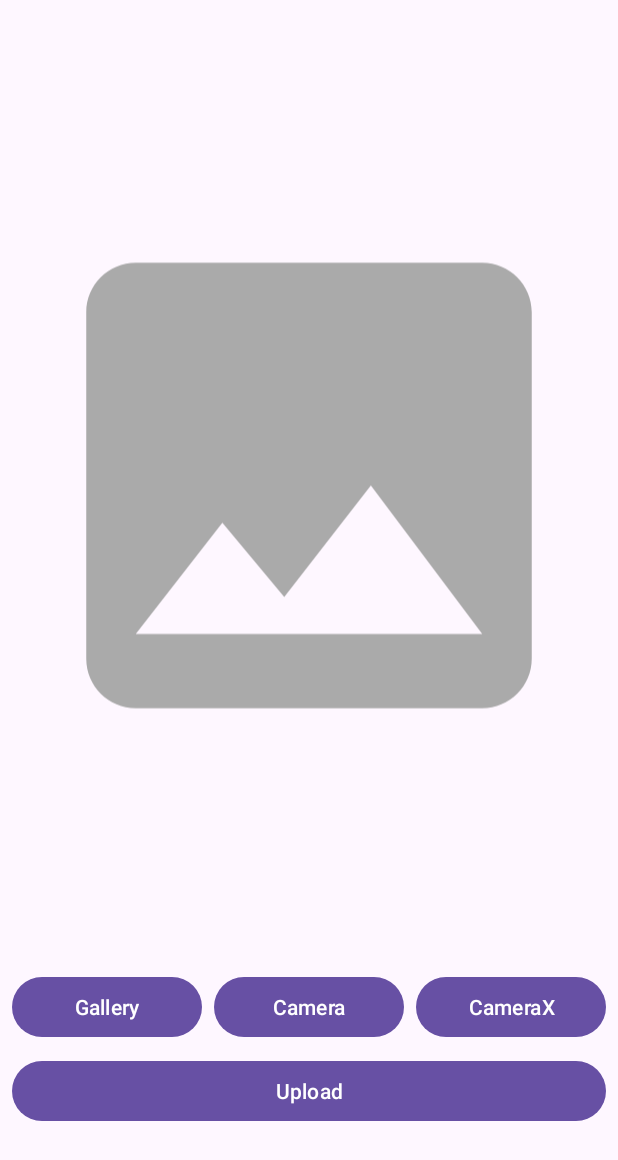
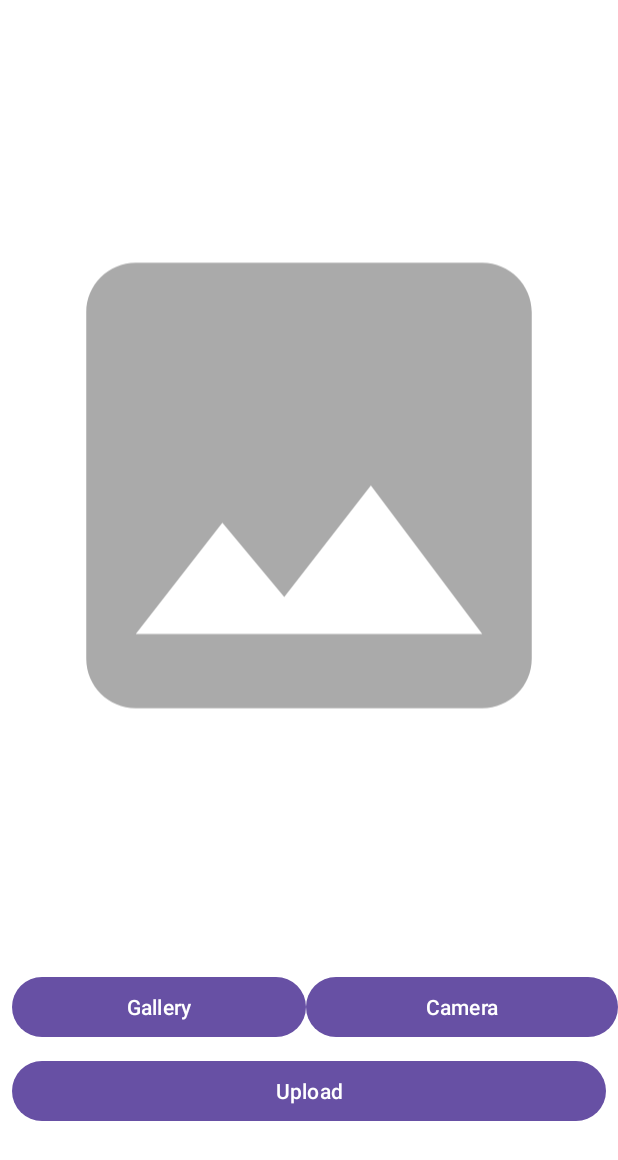
Before and after one commit to DaurYuk/MyDaurYuk, an Android app: the CameraActivity screen opened directly, with no data from a screen before it, on a phone screen of 412 x 824 dp. Shown: the top 1160 px of the screen. Run offline under Robolectric (Android 15) with nearby library versions, the phone set to English and light mode, and no system bars; pictures from the network do not load.

Commit message:
revisi fitur kamera

```diff
--- a/app/src/main/AndroidManifest.xml
+++ b/app/src/main/AndroidManifest.xml
@@ -15,9 +15,9 @@
         android:allowBackup="true"
         android:dataExtractionRules="@xml/data_extraction_rules"
         android:fullBackupContent="@xml/backup_rules"
-        android:icon="@mipmap/ic_launcher"
+        android:icon="@mipmap/dauryuk"
         android:label="@string/app_name"
-        android:roundIcon="@mipmap/ic_launcher_round"
+        android:roundIcon="@mipmap/dauryuk"
         android:supportsRtl="true"
         android:theme="@style/Theme.MyCapstone"
         tools:targetApi="31">
--- a/app/src/main/java/com/example/mycapstone/camera/CameraActivity.kt
+++ b/app/src/main/java/com/example/mycapstone/camera/CameraActivity.kt
@@ -60,7 +60,7 @@ class CameraActivity : AppCompatActivity() {
 
         binding.galleryButton.setOnClickListener { startGallery() }
         binding.cameraButton.setOnClickListener { startCamera() }
-        binding.cameraXButton.setOnClickListener { startCameraX() }
+//        binding.cameraXButton.setOnClickListener { startCameraX() }
         binding.uploadButton.setOnClickListener { uploadImage() }
     }
 
--- a/app/src/main/res/layout/activity_camera.xml
+++ b/app/src/main/res/layout/activity_camera.xml
@@ -4,7 +4,8 @@
     xmlns:tools="http://schemas.android.com/tools"
     android:layout_width="match_parent"
     android:layout_height="match_parent"
-    tools:context="camera.CameraActivity">
+    tools:context="camera.CameraActivity"
+    android:background="@color/white">
 
     <com.google.android.material.progressindicator.LinearProgressIndicator
         android:id="@+id/progressIndicator"
@@ -30,30 +31,19 @@
         app:layout_constraintTop_toTopOf="parent"
         app:srcCompat="@drawable/ic_place_holder" />
 
+
     <Button
         android:id="@+id/cameraButton"
         android:layout_width="0dp"
         android:layout_height="wrap_content"
-        android:layout_marginStart="8dp"
-        android:layout_marginEnd="8dp"
+        android:layout_marginStart="196dp"
         android:layout_marginBottom="8dp"
         android:text="@string/camera"
         app:layout_constraintBottom_toTopOf="@+id/uploadButton"
-        app:layout_constraintEnd_toStartOf="@+id/cameraXButton"
-        app:layout_constraintHorizontal_bias="0.5"
-        app:layout_constraintStart_toEndOf="@+id/galleryButton" />
-
-    <Button
-        android:id="@+id/cameraXButton"
-        android:layout_width="0dp"
-        android:layout_height="wrap_content"
-        android:layout_marginEnd="8dp"
-        android:text="@string/camera_x"
-        app:layout_constraintBottom_toBottomOf="@+id/cameraButton"
         app:layout_constraintEnd_toEndOf="parent"
         app:layout_constraintHorizontal_bias="0.5"
-        app:layout_constraintStart_toEndOf="@+id/cameraButton"
-        app:layout_constraintTop_toTopOf="@+id/cameraButton" />
+        app:layout_constraintStart_toEndOf="@+id/galleryButton"
+        app:layout_constraintStart_toStartOf="@+id/galleryButton" />
 
     <Button
         android:id="@+id/galleryButton"
@@ -67,7 +57,8 @@
         app:layout_constraintEnd_toStartOf="@+id/cameraButton"
         app:layout_constraintHorizontal_bias="0.5"
         app:layout_constraintStart_toStartOf="parent"
-        app:layout_constraintTop_toTopOf="@+id/cameraButton" />
+        app:layout_constraintTop_toTopOf="@+id/cameraButton"
+        app:layout_constraintVertical_bias="0.0" />
 
     <Button
         android:id="@+id/uploadButton"
--- a/app/src/main/res/values/strings.xml
+++ b/app/src/main/res/values/strings.xml
@@ -1,5 +1,5 @@
 <resources>
-    <string name="app_name">MyCapstone</string>
+    <string name="app_name">DaurYuk</string>
     <string name="text_login">Login Account</string>
     <string name="text_register">Register Account</string>
     <string name="email">Email</string>
```
Also changed, not shown: app/src/main/res/drawable/dauryuk.jpeg (added), app/src/main/res/mipmap-xhdpi/dauryuk.jpeg (added).
